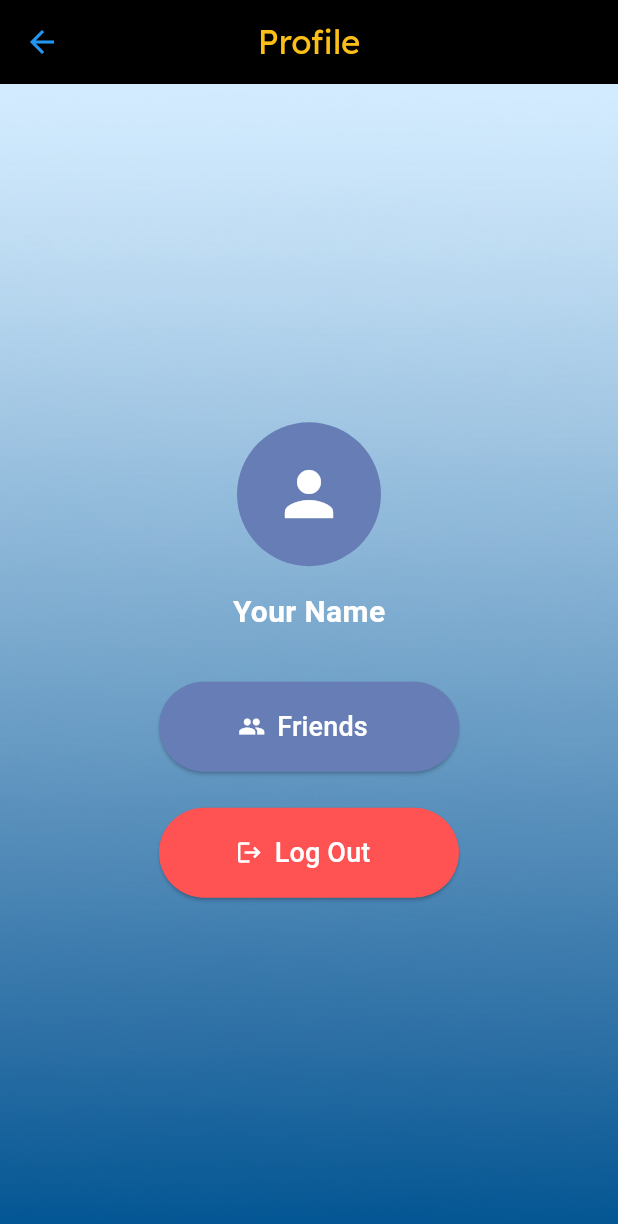
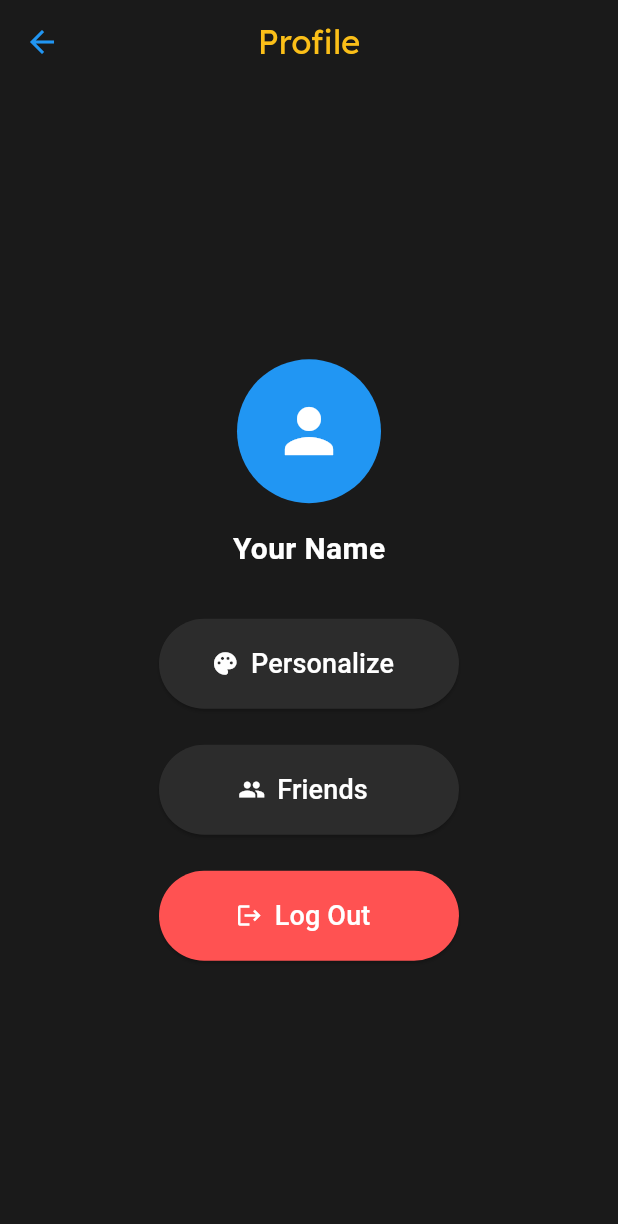
Before and after one commit to NumaanQureshi/Journey, a Flutter app: the Profile screen opened directly, on a phone screen of 412 x 824 dp. Shown: the top 1224 px of the screen. Run offline on Flutter 3.47's test engine with Material 3 defaults, Android fonts, the phone set to English and light mode, and no system bars; our stand-ins replace flutter_secure_storage, flutter_svg, google_fonts, image_picker; accounts and stored records are empty.

Commit message:
style: now consistent with other screens

```diff
--- a/lib/screens/profile_screen.dart
+++ b/lib/screens/profile_screen.dart
@@ -1,6 +1,7 @@
 import 'package:flutter/material.dart';
 import 'friend_screen.dart';
 import 'login_screen.dart';
+import 'personalization_screen.dart';
 import 'package:google_fonts/google_fonts.dart';
 
 class Profile extends StatelessWidget {
@@ -18,17 +19,10 @@ class Profile extends StatelessWidget {
           ),
         ),
         centerTitle: true,
-        backgroundColor: Colors.black,
+        backgroundColor: const Color(0xFF1A1A1A),
       ),
-      body: Stack(
-        children: [
-          SizedBox.expand(
-            child: Image.asset(
-              'assets/images/profile_bg.png',
-              fit: BoxFit.cover,
-            ),
-          ),
-          Center(
+      backgroundColor: const Color(0xFF1A1A1A),
+      body: Center(
         child: Padding(
           padding: const EdgeInsets.all(24.0),
           child: Column(
@@ -36,7 +30,7 @@ class Profile extends StatelessWidget {
             children: [
               const CircleAvatar(
                 radius: 48,
-                    backgroundColor: Color(0xFF667DB5),
+                backgroundColor: Colors.blue,
                 child: Icon(Icons.person, size: 48, color: Colors.white),
               ),
               const SizedBox(height: 16),
@@ -47,8 +41,26 @@ class Profile extends StatelessWidget {
                     fontWeight: FontWeight.bold,
                     color: Colors.white),
               ),
+              const SizedBox(height: 32),
+              SizedBox(
+                width: 200,
+                height: 60,
+                child: ElevatedButton.icon(
+                  icon: const Icon(Icons.palette),
+                  label: const Text('Personalize', style: TextStyle(fontSize: 18)),
+                  style: ElevatedButton.styleFrom(
+                    backgroundColor: const Color(0xFF2C2C2C),
+                    foregroundColor: Colors.white,
+                  ),
+                  onPressed: () {
+                    Navigator.push(
+                      context,
+                      MaterialPageRoute(builder: (context) => const PersonalizationScreen()),
+                    );
+                  },
+                ),
+              ),
               const SizedBox(height: 24),
-                  const SizedBox(height: 8),
               SizedBox(
                 width: 200,
                 height: 60,
@@ -56,7 +68,7 @@ class Profile extends StatelessWidget {
                   icon: const Icon(Icons.group),
                   label: const Text('Friends', style: TextStyle(fontSize: 18)),
                   style: ElevatedButton.styleFrom(
-                          backgroundColor: const Color(0xFF667DB5),
+                    backgroundColor: const Color(0xFF2C2C2C),
                     foregroundColor: Colors.white,
                   ),
                   onPressed: () {
@@ -91,8 +103,6 @@ class Profile extends StatelessWidget {
           ),
         ),
       ),
-        ],
-      ),
     );
   }
 }
```
Lines whose indentation alone changed are shown as unchanged.
